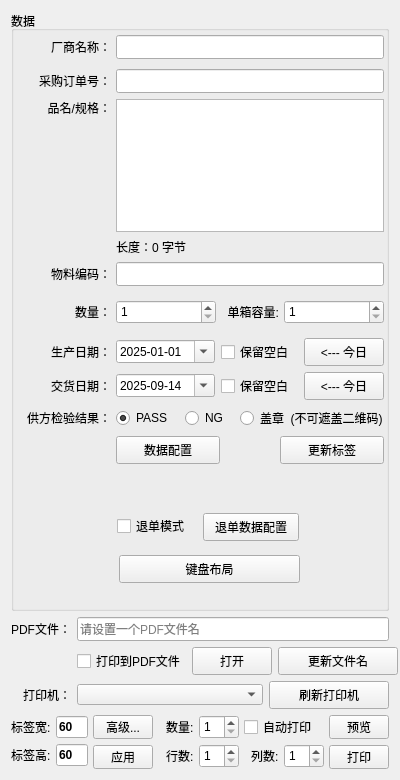
First picture: the form in FramePrintControl.ui, repository wlffeng2008/AkkoLabelPrinter, before the edit.
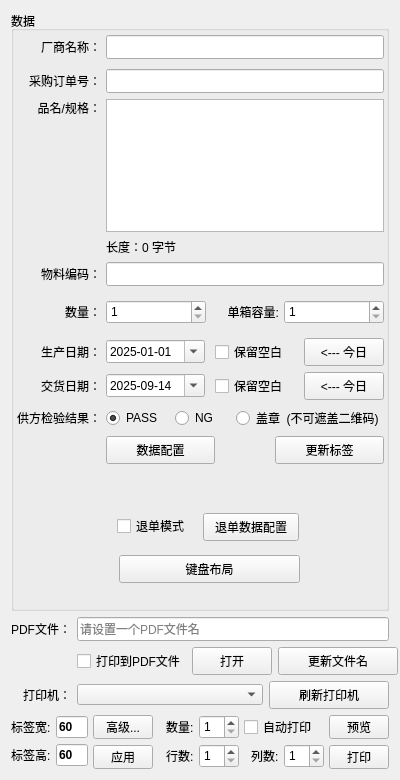
Second picture: the form after the edit.

Patch:
```diff
--- a/FramePrintControl.ui
+++ b/FramePrintControl.ui
@@ -698,9 +698,6 @@
          </rect>
         </property>
         <layout class="QGridLayout" name="gridLayout" rowminimumheight="32,0,0,0,0,0,0,0,0,0">
-         <property name="leftMargin">
-          <number>10</number>
-         </property>
          <property name="rightMargin">
           <number>5</number>
          </property>
```
Left out of the diff: 9 changed lines with no effect on the pictures.
